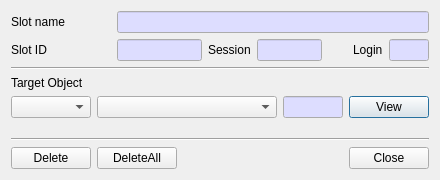
First picture: the form in CryptokiMan/del_object_dlg.ui, repository jykim74/CryptokiMan, before the edit.
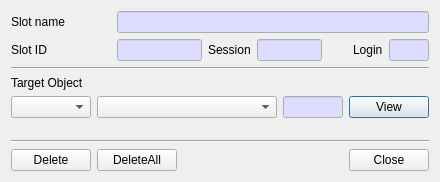
Second picture: the form after the edit.

```diff
--- a/CryptokiMan/del_object_dlg.ui
+++ b/CryptokiMan/del_object_dlg.ui
@@ -7,7 +7,7 @@
     <x>0</x>
     <y>0</y>
     <width>440</width>
-    <height>180</height>
+    <height>182</height>
    </rect>
   </property>
   <property name="windowTitle">
```
Left out of the diff: 2 changed lines with no effect on the pictures.
